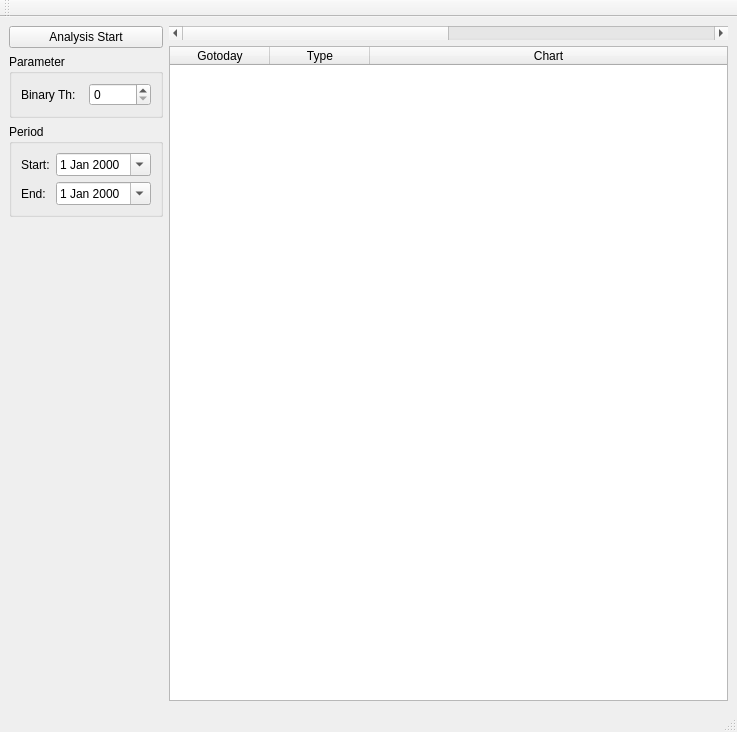
Qt form trade_monitor/trade_monitor/tech/sma_mth01.ui (takkin-takilog/namake-trader) before a commit.
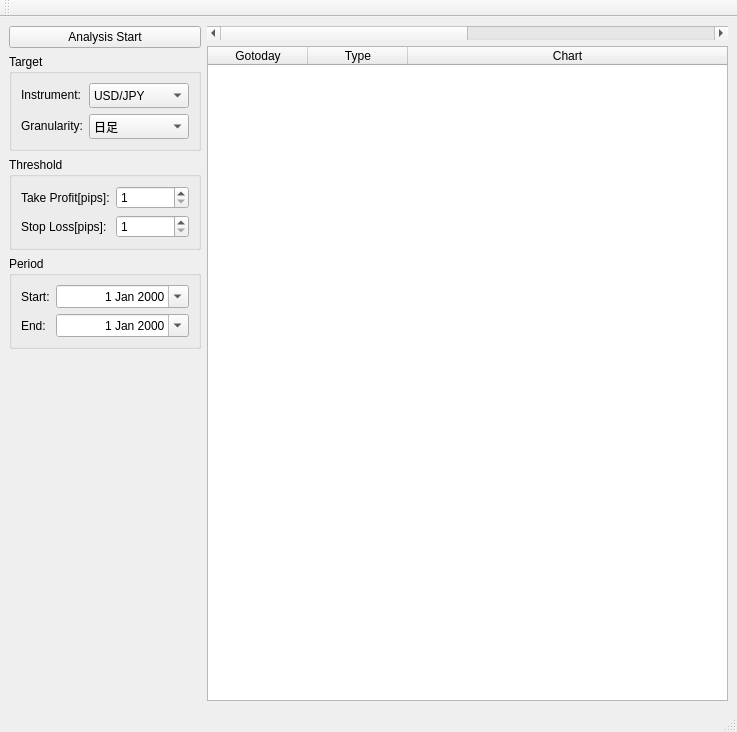
The same form after that commit.

Patch:
```diff
--- a/trade_monitor/trade_monitor/tech/sma_mth01.ui
+++ b/trade_monitor/trade_monitor/tech/sma_mth01.ui
@@ -14,7 +14,7 @@
    <string>qmainwindow</string>
   </property>
   <widget class="QWidget" name="centralwidget">
-   <layout class="QHBoxLayout" name="horizontalLayout_5">
+   <layout class="QHBoxLayout" name="horizontalLayout">
     <item>
      <layout class="QVBoxLayout" name="verticalLayout">
       <item>
@@ -24,25 +24,122 @@
         </property>
        </widget>
       </item>
+      <item>
+       <widget class="QGroupBox" name="groupBox_3">
+        <property name="title">
+         <string>Target</string>
+        </property>
+        <layout class="QFormLayout" name="formLayout_3">
+         <item row="0" column="0">
+          <widget class="QLabel" name="label_5">
+           <property name="text">
+            <string>Instrument:</string>
+           </property>
+          </widget>
+         </item>
+         <item row="0" column="1">
+          <widget class="QComboBox" name="comboBox_tech_inst">
+           <property name="sizePolicy">
+            <sizepolicy hsizetype="Preferred" vsizetype="Preferred">
+             <horstretch>0</horstretch>
+             <verstretch>0</verstretch>
+            </sizepolicy>
+           </property>
+           <property name="minimumSize">
+            <size>
+             <width>100</width>
+             <height>25</height>
+            </size>
+           </property>
+           <item>
+            <property name="text">
+             <string>USD/JPY</string>
+            </property>
+           </item>
+          </widget>
+         </item>
+         <item row="1" column="0">
+          <widget class="QLabel" name="label_6">
+           <property name="text">
+            <string>Granularity:</string>
+           </property>
+          </widget>
+         </item>
+         <item row="1" column="1">
+          <widget class="QComboBox" name="comboBox_tech_gran">
+           <property name="sizePolicy">
+            <sizepolicy hsizetype="Preferred" vsizetype="Preferred">
+             <horstretch>0</horstretch>
+             <verstretch>0</verstretch>
+            </sizepolicy>
+           </property>
+           <property name="minimumSize">
+            <size>
+             <width>100</width>
+             <height>25</height>
+            </size>
+           </property>
+           <item>
+            <property name="text">
+             <string>日足</string>
+            </property>
+           </item>
+          </widget>
+         </item>
+        </layout>
+       </widget>
+      </item>
       <item>
        <widget class="QGroupBox" name="groupBox">
         <property name="title">
-         <string>Parameter</string>
+         <string>Threshold</string>
         </property>
-        <layout class="QHBoxLayout" name="horizontalLayout_4">
-         <item>
-          <layout class="QHBoxLayout" name="horizontalLayout_3">
-           <item>
+        <layout class="QFormLayout" name="formLayout">
+         <item row="0" column="0">
             <widget class="QLabel" name="label_2">
              <property name="text">
-              <string>Binary Th:</string>
+            <string>Take Profit[pips]:</string>
              </property>
             </widget>
            </item>
-           <item>
-            <widget class="QSpinBox" name="spinBox_Step"/>
-           </item>
-          </layout>
+         <item row="0" column="1">
+          <widget class="QSpinBox" name="spinBox_TakeProfitTh">
+           <property name="sizePolicy">
+            <sizepolicy hsizetype="Preferred" vsizetype="Preferred">
+             <horstretch>0</horstretch>
+             <verstretch>0</verstretch>
+            </sizepolicy>
+           </property>
+           <property name="minimum">
+            <number>1</number>
+           </property>
+           <property name="maximum">
+            <number>999</number>
+           </property>
+          </widget>
+         </item>
+         <item row="1" column="0">
+          <widget class="QLabel" name="label_7">
+           <property name="text">
+            <string>Stop Loss[pips]:</string>
+           </property>
+          </widget>
+         </item>
+         <item row="1" column="1">
+          <widget class="QSpinBox" name="spinBox_StopLossTh">
+           <property name="sizePolicy">
+            <sizepolicy hsizetype="Preferred" vsizetype="Preferred">
+             <horstretch>0</horstretch>
+             <verstretch>0</verstretch>
+            </sizepolicy>
+           </property>
+           <property name="minimum">
+            <number>1</number>
+           </property>
+           <property name="maximum">
+            <number>999</number>
+           </property>
+          </widget>
          </item>
         </layout>
        </widget>
@@ -52,42 +149,52 @@
         <property name="title">
          <string>Period</string>
         </property>
-        <layout class="QVBoxLayout" name="verticalLayout_2">
-         <item>
-          <layout class="QHBoxLayout" name="horizontalLayout_2">
-           <item>
+        <layout class="QFormLayout" name="formLayout_2">
+         <item row="0" column="0">
             <widget class="QLabel" name="label_3">
              <property name="text">
               <string>Start:</string>
              </property>
             </widget>
            </item>
-           <item>
+         <item row="0" column="1">
             <widget class="QDateEdit" name="dateEdit_lower">
+           <property name="sizePolicy">
+            <sizepolicy hsizetype="Preferred" vsizetype="Preferred">
+             <horstretch>0</horstretch>
+             <verstretch>0</verstretch>
+            </sizepolicy>
+           </property>
+           <property name="alignment">
+            <set>Qt::AlignRight|Qt::AlignTrailing|Qt::AlignVCenter</set>
+           </property>
              <property name="calendarPopup">
               <bool>true</bool>
              </property>
             </widget>
            </item>
-          </layout>
-         </item>
-         <item>
-          <layout class="QHBoxLayout" name="horizontalLayout">
-           <item>
+         <item row="1" column="0">
             <widget class="QLabel" name="label_4">
              <property name="text">
               <string>End:</string>
              </property>
             </widget>
            </item>
-           <item>
+         <item row="1" column="1">
             <widget class="QDateEdit" name="dateEdit_upper">
+           <property name="sizePolicy">
+            <sizepolicy hsizetype="Preferred" vsizetype="Preferred">
+             <horstretch>0</horstretch>
+             <verstretch>0</verstretch>
+            </sizepolicy>
+           </property>
+           <property name="alignment">
+            <set>Qt::AlignRight|Qt::AlignTrailing|Qt::AlignVCenter</set>
+           </property>
              <property name="calendarPopup">
               <bool>true</bool>
              </property>
             </widget>
-           </item>
-          </layout>
          </item>
         </layout>
        </widget>
```
Left out of the diff: 2 changed lines with no effect on the pictures. Lines whose indentation alone changed are shown as unchanged.
